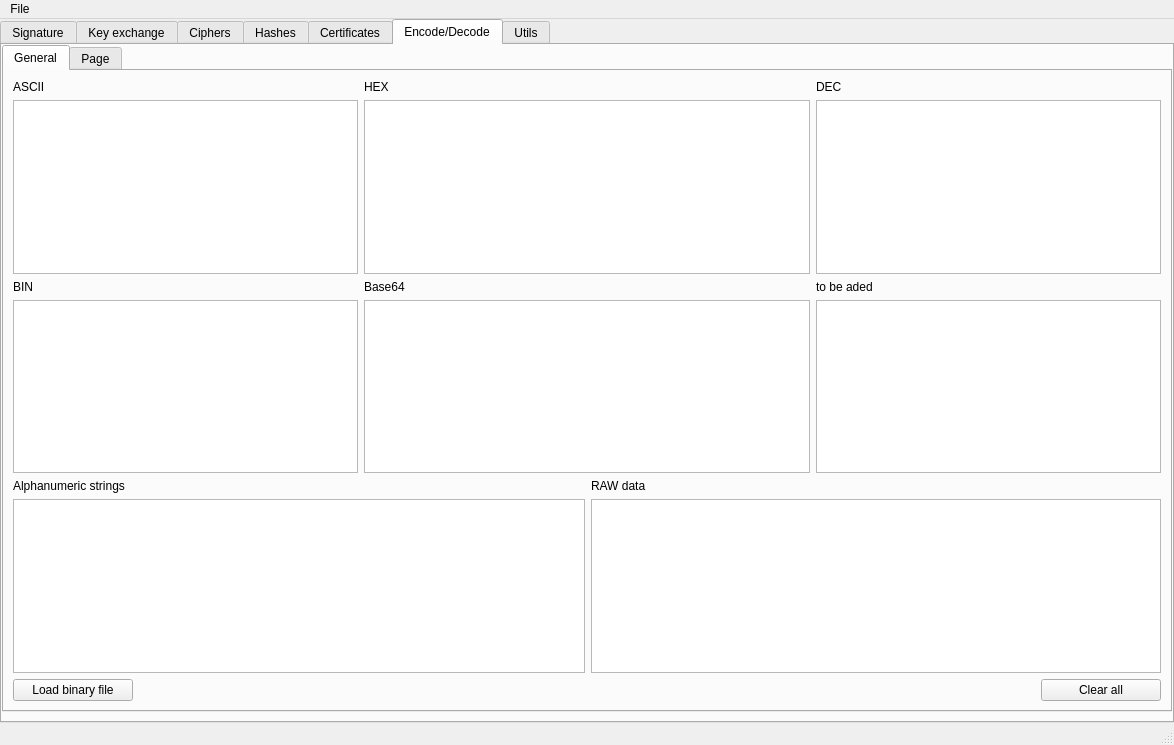
caffedrine/CryptoPocketKnife, file ui/mainwindow.ui: the form before one commit.
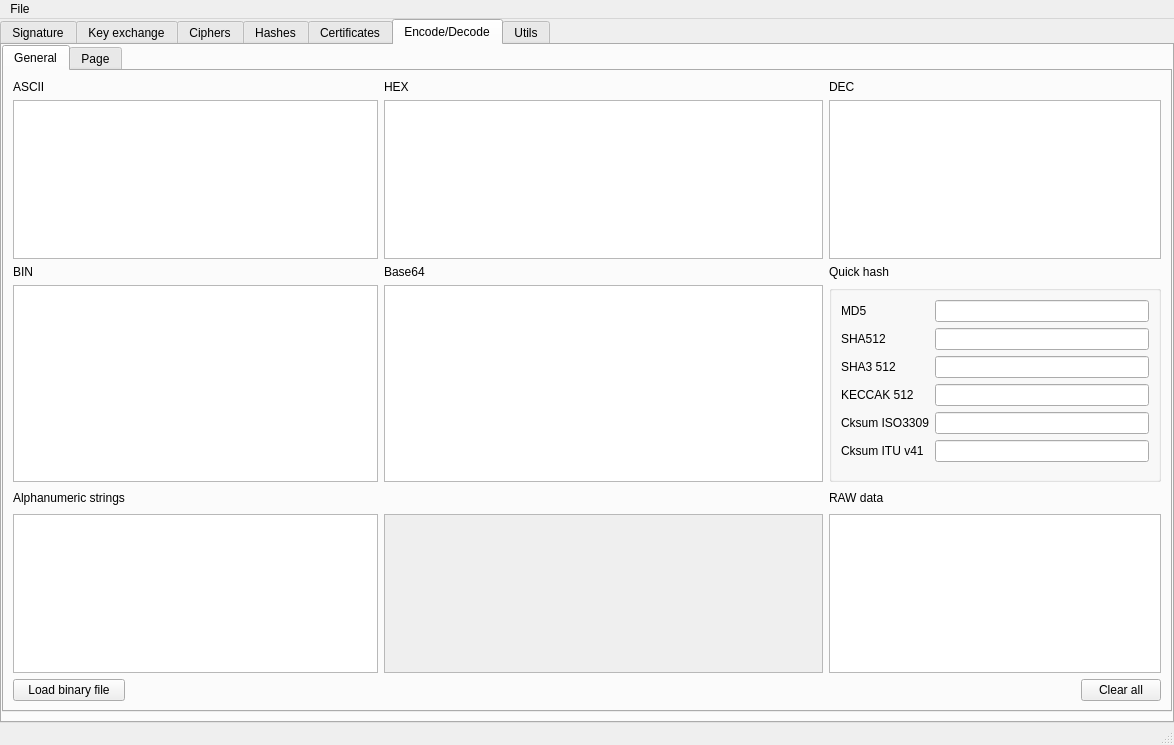
The form after the commit. Icons and pictures are not drawn. Custom widgets are drawn as their Qt base class.

What changed in the file:
```diff
--- a/ui/mainwindow.ui
+++ b/ui/mainwindow.ui
@@ -953,7 +953,7 @@
             <item row="2" column="4">
              <widget class="QLabel" name="label_38">
               <property name="text">
-               <string>to be aded</string>
+               <string>Quick hash</string>
               </property>
              </widget>
             </item>
@@ -972,23 +972,126 @@
              <widget class="QTextEdit" name="textEdit_EncodeDecode_General_Base64"/>
             </item>
             <item row="3" column="4" colspan="2">
-             <widget class="QTextEdit" name="textEdit_EncodeDecode_General_Base64_2"/>
+             <widget class="QGroupBox" name="groupBox">
+              <property name="title">
+               <string/>
+              </property>
+              <layout class="QGridLayout" name="gridLayout_16">
+               <item row="5" column="0">
+                <widget class="QLabel" name="label_19">
+                 <property name="text">
+                  <string>Cksum ITU v41</string>
+                 </property>
+                </widget>
+               </item>
+               <item row="5" column="1">
+                <widget class="QLineEdit" name="encoding_lineEdit_CRC32">
+                 <property name="readOnly">
+                  <bool>true</bool>
+                 </property>
+                </widget>
+               </item>
+               <item row="2" column="1">
+                <widget class="QLineEdit" name="encoding_lineEdit_SHA3_512">
+                 <property name="readOnly">
+                  <bool>true</bool>
+                 </property>
+                </widget>
+               </item>
+               <item row="0" column="1">
+                <widget class="QLineEdit" name="encoding_lineEdit_MD5">
+                 <property name="readOnly">
+                  <bool>true</bool>
+                 </property>
+                </widget>
+               </item>
+               <item row="2" column="0">
+                <widget class="QLabel" name="label_13">
+                 <property name="text">
+                  <string>SHA3 512</string>
+                 </property>
+                </widget>
+               </item>
+               <item row="3" column="1">
+                <widget class="QLineEdit" name="encoding_lineEdit_KECCAK512">
+                 <property name="readOnly">
+                  <bool>true</bool>
+                 </property>
+                </widget>
+               </item>
+               <item row="0" column="0">
+                <widget class="QLabel" name="label_10">
+                 <property name="text">
+                  <string>MD5</string>
+                 </property>
+                </widget>
+               </item>
+               <item row="1" column="0">
+                <widget class="QLabel" name="label_11">
+                 <property name="text">
+                  <string>SHA512</string>
+                 </property>
+                </widget>
+               </item>
+               <item row="4" column="1">
+                <widget class="QLineEdit" name="encoding_lineEdit_CRC16">
+                 <property name="readOnly">
+                  <bool>true</bool>
+                 </property>
+                </widget>
+               </item>
+               <item row="4" column="0">
+                <widget class="QLabel" name="label_18">
+                 <property name="text">
+                  <string>Cksum ISO3309</string>
+                 </property>
+                </widget>
+               </item>
+               <item row="1" column="1">
+                <widget class="QLineEdit" name="encoding_lineEdit_SHA512">
+                 <property name="readOnly">
+                  <bool>true</bool>
+                 </property>
+                </widget>
+               </item>
+               <item row="3" column="0">
+                <widget class="QLabel" name="label_17">
+                 <property name="text">
+                  <string>KECCAK 512</string>
+                 </property>
+                </widget>
+               </item>
+               <item row="6" column="1">
+                <spacer name="verticalSpacer_2">
+                 <property name="orientation">
+                  <enum>Qt::Vertical</enum>
+                 </property>
+                 <property name="sizeHint" stdset="0">
+                  <size>
+                   <width>20</width>
+                   <height>40</height>
+                  </size>
+                 </property>
+                </spacer>
+               </item>
+              </layout>
+             </widget>
             </item>
-            <item row="4" column="0" colspan="2">
+            <item row="4" column="0">
              <widget class="QLabel" name="label_35">
               <property name="text">
                <string>Alphanumeric strings</string>
               </property>
              </widget>
             </item>
-            <item row="4" column="3">
+            <item row="4" column="4">
              <widget class="QLabel" name="label_36">
               <property name="text">
                <string>RAW data</string>
               </property>
              </widget>
             </item>
-            <item row="5" column="0" colspan="3">
+            <item row="5" column="0" colspan="2">
              <widget class="QTextEdit" name="textEdit_EncodeDecode_General_AlphanumericStrings">
               <property name="html">
                <string>&lt;!DOCTYPE HTML PUBLIC &quot;-//W3C//DTD HTML 4.0//EN&quot; &quot;http://www.w3.org/TR/REC-html40/strict.dtd&quot;&gt;
@@ -999,7 +1102,24 @@
               </property>
              </widget>
             </item>
-            <item row="5" column="3" colspan="3">
+            <item row="5" column="2" colspan="2">
+             <widget class="QTextEdit" name="textEdit_EncodeDecode_General_CustomBase">
+              <property name="enabled">
+               <bool>false</bool>
+              </property>
+              <property name="readOnly">
+               <bool>false</bool>
+              </property>
+              <property name="html">
+               <string>&lt;!DOCTYPE HTML PUBLIC &quot;-//W3C//DTD HTML 4.0//EN&quot; &quot;http://www.w3.org/TR/REC-html40/strict.dtd&quot;&gt;
+&lt;html&gt;&lt;head&gt;&lt;meta name=&quot;qrichtext&quot; content=&quot;1&quot; /&gt;&lt;style type=&quot;text/css&quot;&gt;
+p, li { white-space: pre-wrap; }
+&lt;/style&gt;&lt;/head&gt;&lt;body style=&quot; font-family:'MS Shell Dlg 2'; font-size:8.25pt; font-weight:400; font-style:normal;&quot;&gt;
+&lt;p style=&quot;-qt-paragraph-type:empty; margin-top:0px; margin-bottom:0px; margin-left:0px; margin-right:0px; -qt-block-indent:0; text-indent:0px;&quot;&gt;&lt;br /&gt;&lt;/p&gt;&lt;/body&gt;&lt;/html&gt;</string>
+              </property>
+             </widget>
+            </item>
+            <item row="5" column="4" colspan="2">
              <widget class="QTextEdit" name="textEdit_EncodeDecode_General_RawData">
               <property name="enabled">
                <bool>true</bool>
@@ -1023,14 +1143,40 @@
               </property>
              </widget>
             </item>
-            <item row="6" column="1" colspan="4">
+            <item row="6" column="1">
+             <spacer name="horizontalSpacer_4">
+              <property name="orientation">
+               <enum>Qt::Horizontal</enum>
+              </property>
+              <property name="sizeHint" stdset="0">
+               <size>
+                <width>248</width>
+                <height>20</height>
+               </size>
+              </property>
+             </spacer>
+            </item>
+            <item row="6" column="2" colspan="2">
              <spacer name="horizontalSpacer_2">
               <property name="orientation">
                <enum>Qt::Horizontal</enum>
               </property>
               <property name="sizeHint" stdset="0">
                <size>
-                <width>915</width>
+                <width>442</width>
+                <height>17</height>
+               </size>
+              </property>
+             </spacer>
+            </item>
+            <item row="6" column="4">
+             <spacer name="horizontalSpacer_3">
+              <property name="orientation">
+               <enum>Qt::Horizontal</enum>
+              </property>
+              <property name="sizeHint" stdset="0">
+               <size>
+                <width>247</width>
                 <height>20</height>
                </size>
               </property>
@@ -1043,6 +1189,19 @@
               </property>
              </widget>
             </item>
+            <item row="4" column="2" colspan="2">
+             <spacer name="horizontalSpacer_5">
+              <property name="orientation">
+               <enum>Qt::Horizontal</enum>
+              </property>
+              <property name="sizeHint" stdset="0">
+               <size>
+                <width>442</width>
+                <height>20</height>
+               </size>
+              </property>
+             </spacer>
+            </item>
            </layout>
           </widget>
           <widget class="QWidget" name="tab_11">
```
Left out of the diff: 4 changed lines with no effect on the pictures.
